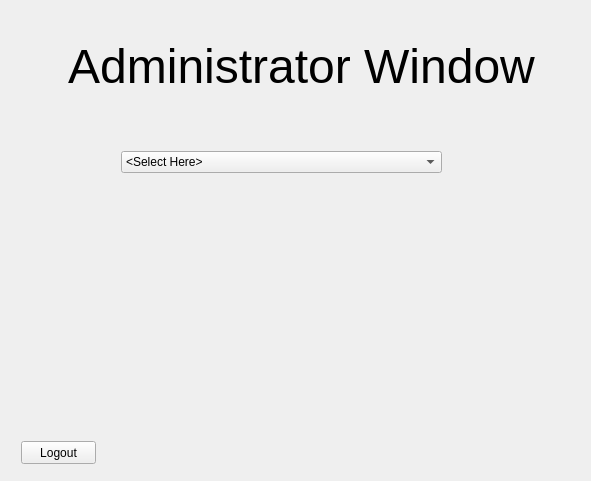
Above: adminwindow.ui from Jesus0342/CS1D-Project-2 before the change. Below: the same form after it.
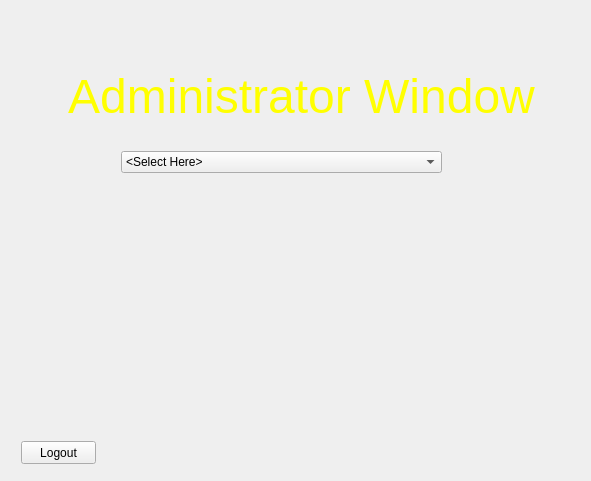
That is the form after the change. The open tabs and pages were chosen to show the change.

Diff of the .ui file:
```diff
--- a/adminwindow.ui
+++ b/adminwindow.ui
@@ -312,13 +312,13 @@
        <property name="geometry">
         <rect>
          <x>10</x>
-         <y>10</y>
+         <y>40</y>
          <width>561</width>
          <height>91</height>
         </rect>
        </property>
        <property name="text">
-        <string>&lt;html&gt;&lt;head/&gt;&lt;body&gt;&lt;p align=&quot;center&quot;&gt;&lt;span style=&quot; font-size:36pt;&quot;&gt;Administrator Window&lt;/span&gt;&lt;/p&gt;&lt;/body&gt;&lt;/html&gt;</string>
+        <string>&lt;html&gt;&lt;head/&gt;&lt;body&gt;&lt;p align=&quot;center&quot;&gt;&lt;span style=&quot; font-size:36pt; color:#ffff00;&quot;&gt;Administrator Window&lt;/span&gt;&lt;/p&gt;&lt;/body&gt;&lt;/html&gt;</string>
        </property>
       </widget>
       <widget class="QPushButton" name="pushButton_logout">
```
Left out of the diff: 4 changed lines with no effect on the pictures.
